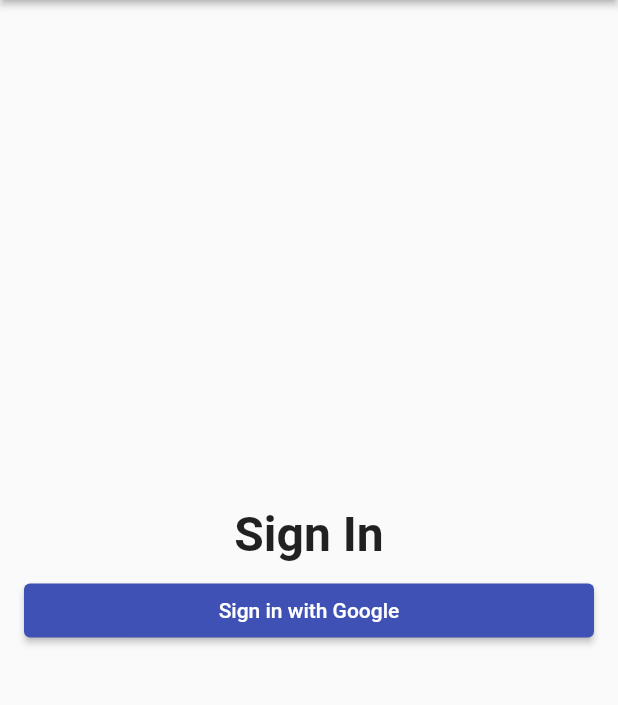
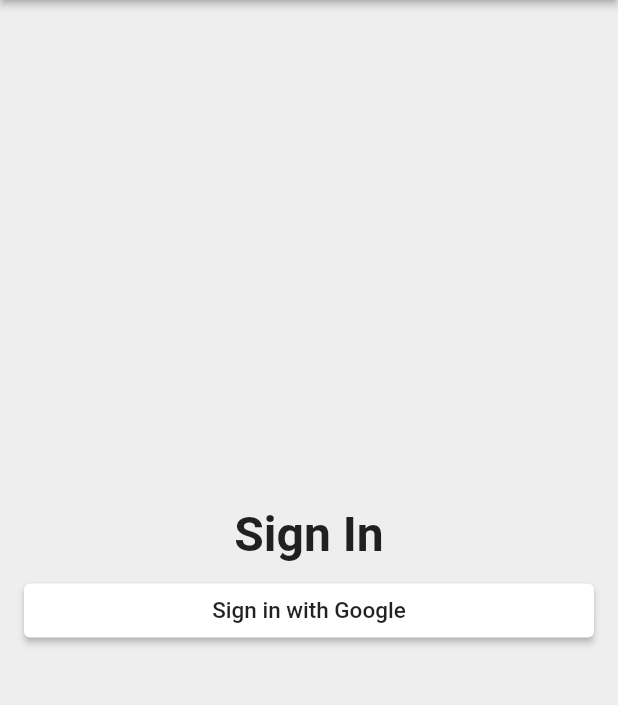
Before and after one commit to simonjv01/time_tracker_flutter_course, a Flutter app: the screen it shows after launch, on a phone screen of 412 x 824 dp, the part 84-789 px from its top. Run offline on Flutter 3.47's test engine with Material 2 defaults, Android fonts, the phone set to English and light mode, and no system bars.

Commit message:
updated sign_in page with button, used elevatedbutton instead of raisedbutton

```diff
--- a/lib/sign_in/sign_in_page.dart
+++ b/lib/sign_in/sign_in_page.dart
@@ -9,6 +9,7 @@ class SignInPage extends StatelessWidget {
         elevation: 2.0,
       ),
       body: _buildContent(),
+      backgroundColor: Colors.grey[200],
     );
   }
 
@@ -29,8 +30,18 @@ class SignInPage extends StatelessWidget {
           ),
           SizedBox(height: 8.0),
           ElevatedButton(
-              onPressed: () { print('button pressed'); },
-              child: Text('Sign in with Google')),
+            style: ElevatedButton.styleFrom(
+              primary: Colors.white,
+              onPrimary: Colors.black87,
+            ),
+            child: Text(
+              'Sign in with Google',
+              style: new TextStyle(
+                fontSize: 15.0,
+              ),
+            ),
+            onPressed: () {},
+          ),
         ],
       ),
     );
```
